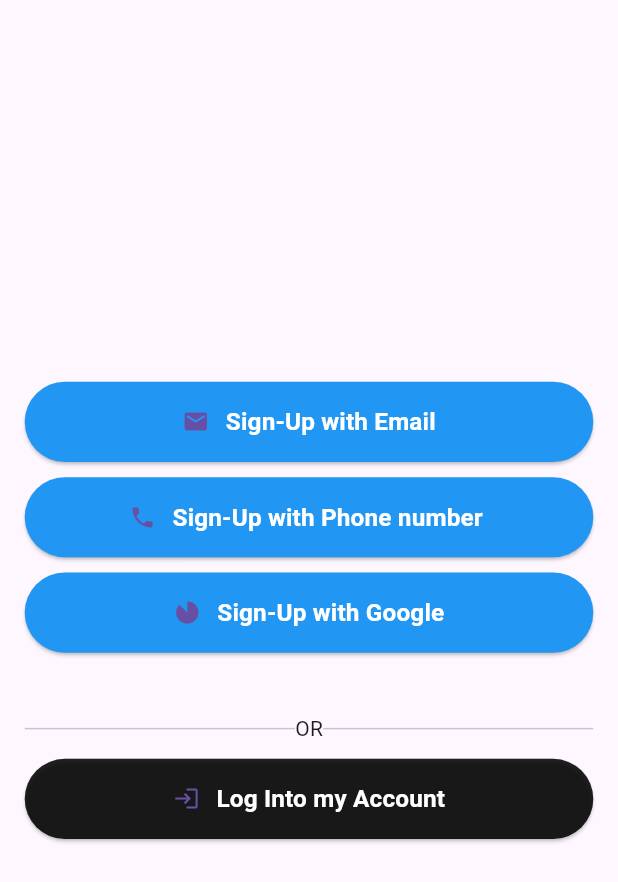
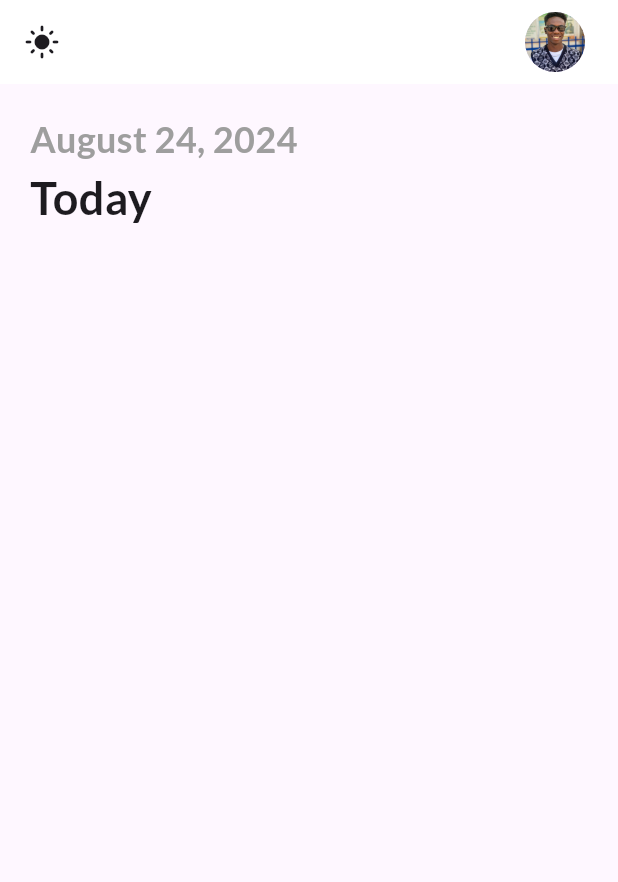
Before and after one commit to Alpha-Ronald/event_planner, a Flutter app: the screen it shows after launch, after a tap on "Log Into my Account", on a phone screen of 412 x 824 dp. Shown: the top 882 px of the screen. Run offline on Flutter 3.47's test engine with Material 3 defaults, Android fonts, the phone set to English and light mode, and no system bars; drawn by our look-alikes of overlay_support; our stand-ins replace firebase_core, flutter_screenutil, google_fonts; accounts and stored records are empty.

Commit message:
Building home-page

```diff
--- /dev/null
+++ b/lib/core/theme.dart
@@ -0,0 +1,21 @@
+import 'package:flutter/material.dart';
+import 'package:google_fonts/google_fonts.dart';
+
+TextStyle get subHeadingStyle{
+  return GoogleFonts.lato(
+    textStyle: const TextStyle(
+      fontSize: 24,
+      fontWeight: FontWeight.bold,
+      color: Colors.grey
+    )
+  );
+}
+
+TextStyle get headingStyle{
+  return GoogleFonts.lato(
+      textStyle: const TextStyle(
+          fontSize: 30,
+          fontWeight: FontWeight.bold
+      )
+  );
+}
--- a/lib/features/authentication/pages/sign_up_options_screen.dart
+++ b/lib/features/authentication/pages/sign_up_options_screen.dart
@@ -1,10 +1,11 @@
 import 'package:event_planner_app/features/authentication/pages/create_account_screen.dart';
+import 'package:event_planner_app/features/home_page/pages/home_page.dart';
 import 'package:flutter/material.dart';
 import 'package:flutter_screenutil/flutter_screenutil.dart';
 
 import '../widgets/sign_up_option_container.dart';
 
-class SignUpOptions extends StatelessWidget{
+class SignUpOptions extends StatelessWidget {
   const SignUpOptions({super.key});
 
   @override
@@ -12,22 +13,61 @@ class SignUpOptions extends StatelessWidget{
     return Scaffold(
       body: Center(
         child: Padding(
-          padding:  EdgeInsets.all(15.w),
-          child: Column(mainAxisAlignment: MainAxisAlignment.center,
-            children: [SignUpButton(text: 'Sign-Up with Email', onPressed: () {
-              Navigator.push(context, MaterialPageRoute(builder: (context) {
-                return CreateAccountPage();
-              },));
-            }, icon: Icon(Icons.email_rounded), color: Colors.blue,),
-              SignUpButton(text: 'Sign-Up with Phone number ', onPressed: () { }, icon: Icon(Icons.phone), color: Colors.blue),
-              SignUpButton(text: 'Sign-Up with Google', onPressed: () { }, icon: Icon(Icons.incomplete_circle), color: Colors.blue), //replace this with google icon
-              SizedBox(height: 30.h,),
+          padding: EdgeInsets.all(15.w),
+          child: Column(
+            mainAxisAlignment: MainAxisAlignment.center,
+            children: [
+              SignUpButton(
+                text: 'Sign-Up with Email',
+                onPressed: () {
+                  Navigator.push(context, MaterialPageRoute(
+                    builder: (context) {
+                      return CreateAccountPage();
+                    },
+                  ));
+                },
+                icon: Icon(Icons.email_rounded),
+                color: Colors.blue,
+              ),
+              SignUpButton(
+                  text: 'Sign-Up with Phone number ',
+                  onPressed: () {},
+                  icon: Icon(Icons.phone),
+                  color: Colors.blue),
+              SignUpButton(
+                  text: 'Sign-Up with Google',
+                  onPressed: () {},
+                  icon: Icon(Icons.incomplete_circle),
+                  color: Colors.blue), //replace this with google icon
+              SizedBox(
+                height: 30.h,
+              ),
               const Row(
-                children: [Expanded(child: Divider(thickness: 1,)),
-                Text('OR'), Expanded(child: Divider(thickness: 1,))],
+                children: [
+                  Expanded(
+                      child: Divider(
+                    thickness: 1,
+                  )),
+                  Text('OR'),
+                  Expanded(
+                      child: Divider(
+                    thickness: 1,
+                  ))
+                ],
               ),
-              SizedBox(height: 10.h,),
-              SignUpButton(text: 'Log Into my Account', onPressed: () { }, icon: Icon(Icons.login_outlined) , color: Colors.black87),
+              SizedBox(
+                height: 10.h,
+              ),
+              SignUpButton(
+                  text: 'Log Into my Account',
+                  onPressed: () {//Temporary navigation to work on home page
+                    Navigator.push(context, MaterialPageRoute(
+                    builder: (context) {
+                      return HomePage();
+                    },
+                  ));},
+                  icon: Icon(Icons.login_outlined),
+                  color: Colors.black87),
             ],
           ),
         ),
--- /dev/null
+++ b/lib/features/home_page/pages/home_page.dart
@@ -0,0 +1,43 @@
+import 'package:event_planner_app/core/theme.dart';
+import 'package:flutter/material.dart';
+import 'package:flutter_screenutil/flutter_screenutil.dart';
+import 'package:intl/intl.dart';
+
+class HomePage extends StatelessWidget{
+  const HomePage({super.key});
+
+
+
+  @override
+  Widget build(BuildContext context) {
+    return Scaffold(
+      appBar: AppBar(
+        leading: Icon(Icons.light_mode),
+        elevation: 0,
+        backgroundColor: Colors.white,
+        actions: [CircleAvatar(
+          backgroundImage: AssetImage('images/my_image.jpg'),
+        ),
+        SizedBox(width: 20.w,)],
+      ),
+      body: Column(
+        children: [Padding(
+          padding: const EdgeInsets.all(20.0),
+          child: Row(
+            children: [
+              Column(crossAxisAlignment: CrossAxisAlignment.start,
+              children: [
+                Text(DateFormat.yMMMMd().format(DateTime.now()), style: subHeadingStyle,),
+                Text("Today", style: headingStyle,)
+
+              ],
+              ),
+
+            ],
+          ),
+        )],
+
+      ),
+    );
+  }
+}
--- a/lib/main.dart
+++ b/lib/main.dart
@@ -32,7 +32,7 @@ class MyApp extends StatelessWidget {
         child: MaterialApp(debugShowCheckedModeBanner: false,
         title: 'Event Planner',
           theme: ThemeData(
-            useMaterial3: true
+              useMaterial3: true
           ),
           home: const SignUpOptions(), // CreateAccountPage()//
         )
--- a/pubspec.yaml
+++ b/pubspec.yaml
@@ -35,6 +35,8 @@ dependencies:
   google_sign_in: ^6.2.1
   flutter_screenutil: ^5.8.4
   overlay_support: ^2.1.0
+  google_fonts: ^6.2.1
+  intl: ^0.19.0
 
 
 
@@ -65,8 +67,8 @@ flutter:
   uses-material-design: true
 
   # To add assets to your application, add an assets section, like this:
-  # assets:
-  #   - images/a_dot_burr.jpeg
+  assets:
+    - images/my_image.jpg
   #   - images/a_dot_ham.jpeg
 
   # An image asset can refer to one or more resolution-specific "variants", see
```
Also changed, not shown: images/my_image.jpg (added), lib/features/home_page/widgets/add_task_button.dart (added), pubspec.lock, 1 other file.
